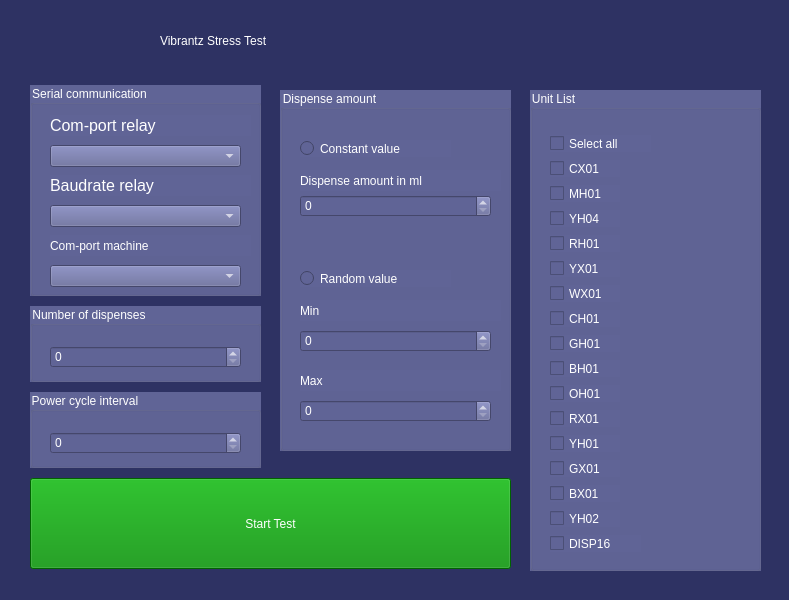
Old version of the form duurtest/Duurtest_GUI.ui in the repository Tom-v-h/Duurtest.
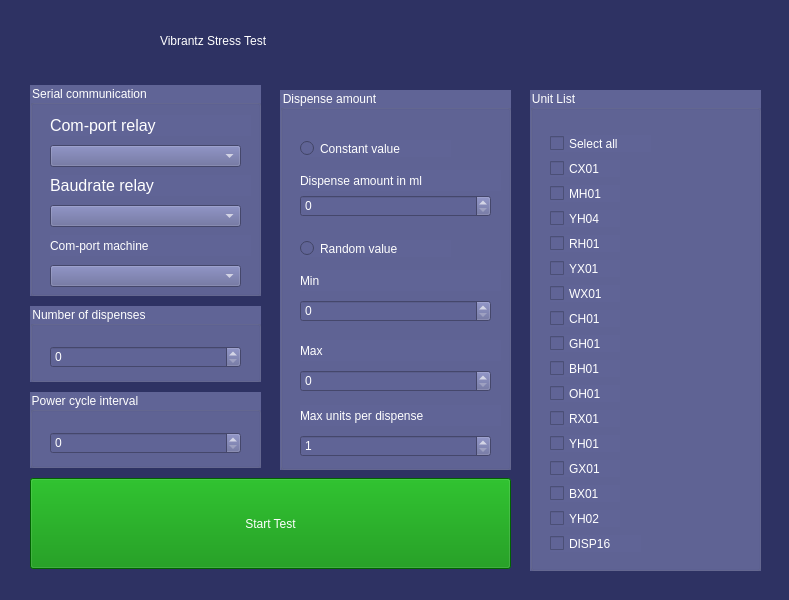
New version of the form. Icons and pictures are not drawn.

Commit message: Let a round dispense from several units, and make both texts readable

The edit to the form file:
```diff
--- a/duurtest/Duurtest_GUI.ui
+++ b/duurtest/Duurtest_GUI.ui
@@ -483,7 +483,7 @@
         <x>280</x>
         <y>20</y>
         <width>231</width>
-        <height>361</height>
+        <height>380</height>
        </rect>
       </property>
       <property name="styleSheet">
@@ -527,7 +527,7 @@
        <property name="geometry">
         <rect>
          <x>20</x>
-         <y>180</y>
+        <y>150</y>
          <width>151</width>
          <height>17</height>
         </rect>
@@ -543,7 +543,7 @@
        <property name="geometry">
         <rect>
          <x>20</x>
-         <y>240</y>
+        <y>210</y>
          <width>191</width>
          <height>22</height>
         </rect>
@@ -559,7 +559,7 @@
        <property name="geometry">
         <rect>
          <x>20</x>
-         <y>310</y>
+        <y>280</y>
          <width>191</width>
          <height>22</height>
         </rect>
@@ -594,7 +594,7 @@
        <property name="geometry">
         <rect>
          <x>20</x>
-         <y>210</y>
+        <y>180</y>
          <width>201</width>
          <height>21</height>
         </rect>
@@ -613,7 +613,7 @@
        <property name="geometry">
         <rect>
          <x>20</x>
-         <y>280</y>
+        <y>250</y>
          <width>201</width>
          <height>21</height>
         </rect>
@@ -625,6 +625,38 @@
         <string>Max</string>
        </property>
       </widget>
+           <widget class="QLabel" name="label_10">
+       <property name="geometry">
+        <rect>
+         <x>20</x>
+         <y>315</y>
+         <width>201</width>
+         <height>21</height>
+        </rect>
+       </property>
+       <property name="styleSheet">
+        <string notr="true">font: 12pt &quot;MS Shell Dlg 2&quot;;</string>
+       </property>
+       <property name="text">
+        <string>Max units per dispense</string>
+       </property>
+      </widget>
+      <widget class="QSpinBox" name="UnitCount_spinBox">
+       <property name="geometry">
+        <rect>
+         <x>20</x>
+         <y>345</y>
+         <width>191</width>
+         <height>22</height>
+        </rect>
+       </property>
+       <property name="minimum">
+        <number>1</number>
+       </property>
+       <property name="maximum">
+        <number>6</number>
+       </property>
+      </widget>
      </widget>
      <widget class="QGroupBox" name="DispenseNumberSelect">
       <property name="geometry">
```
Lines whose indentation alone changed are shown as unchanged. The commit also changes 3 other files.
